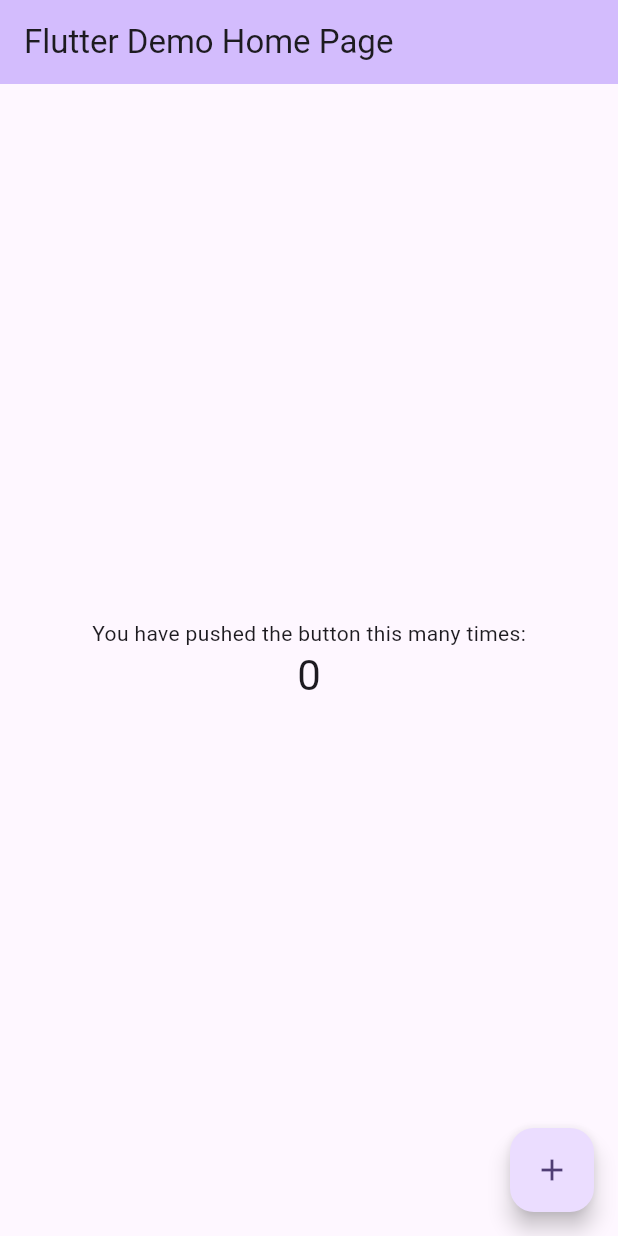
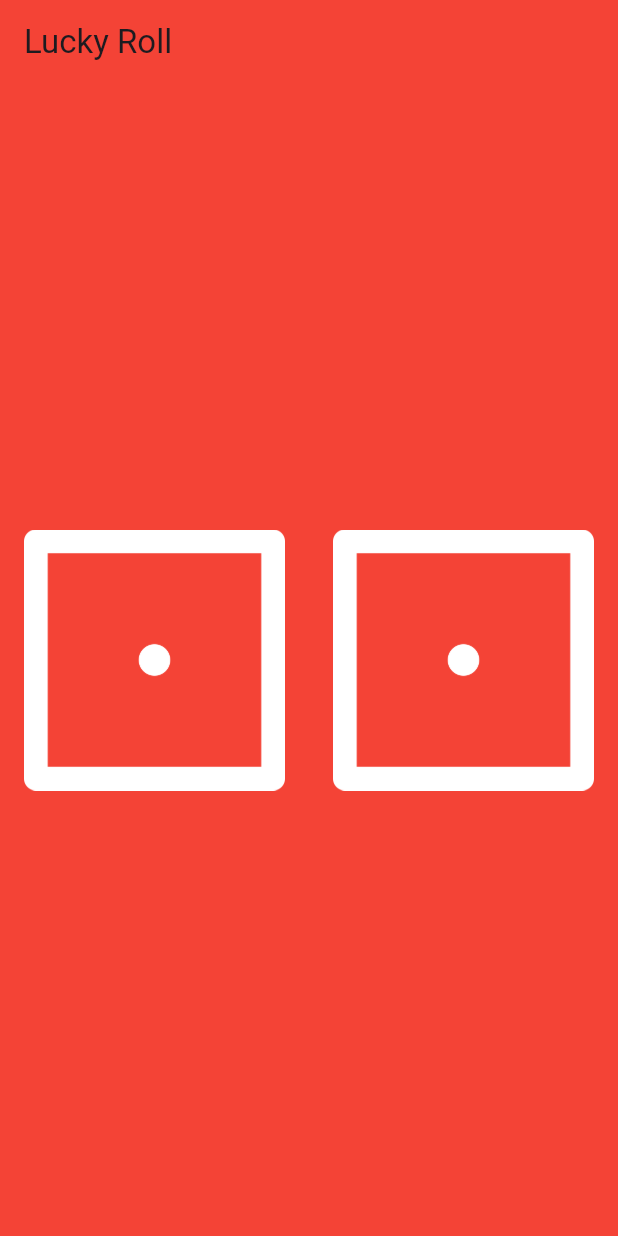
Before and after one commit to HerizoRand/luckyroll-flutter, a Flutter app: the screen it shows after launch, on a phone screen of 412 x 824 dp. Run offline on Flutter 3.47's test engine with Material 3 defaults, Android fonts, the phone set to English and light mode, and no system bars.

```diff
--- a/lib/main.dart
+++ b/lib/main.dart
@@ -11,112 +11,37 @@ class MyApp extends StatelessWidget {
   @override
   Widget build(BuildContext context) {
     return MaterialApp(
-      title: 'Flutter Demo',
-      theme: ThemeData(
-        // This is the theme of your application.
-        //
-        // TRY THIS: Try running your application with "flutter run". You'll see
-        // the application has a purple toolbar. Then, without quitting the app,
-        // try changing the seedColor in the colorScheme below to Colors.green
-        // and then invoke "hot reload" (save your changes or press the "hot
-        // reload" button in a Flutter-supported IDE, or press "r" if you used
-        // the command line to start the app).
-        //
-        // Notice that the counter didn't reset back to zero; the application
-        // state is not lost during the reload. To reset the state, use hot
-        // restart instead.
-        //
-        // This works for code too, not just values: Most code changes can be
-        // tested with just a hot reload.
-        colorScheme: ColorScheme.fromSeed(seedColor: Colors.deepPurple),
+      home: Scaffold(
+        backgroundColor: Colors.red,
+        appBar: AppBar(title: Text("Lucky Roll"), backgroundColor: Colors.red),
+        body: DiceApp(),
       ),
-      home: const MyHomePage(title: 'Flutter Demo Home Page'),
     );
   }
 }
 
-class MyHomePage extends StatefulWidget {
-  const MyHomePage({super.key, required this.title});
-
-  // This widget is the home page of your application. It is stateful, meaning
-  // that it has a State object (defined below) that contains fields that affect
-  // how it looks.
-
-  // This class is the configuration for the state. It holds the values (in this
-  // case the title) provided by the parent (in this case the App widget) and
-  // used by the build method of the State. Fields in a Widget subclass are
-  // always marked "final".
-
-  final String title;
-
-  @override
-  State<MyHomePage> createState() => _MyHomePageState();
-}
-
-class _MyHomePageState extends State<MyHomePage> {
-  int _counter = 0;
-
-  void _incrementCounter() {
-    setState(() {
-      // This call to setState tells the Flutter framework that something has
-      // changed in this State, which causes it to rerun the build method below
-      // so that the display can reflect the updated values. If we changed
-      // _counter without calling setState(), then the build method would not be
-      // called again, and so nothing would appear to happen.
-      _counter++;
-    });
-  }
+class DiceApp extends StatelessWidget {
+  const DiceApp({super.key});
 
   @override
   Widget build(BuildContext context) {
-    // This method is rerun every time setState is called, for instance as done
-    // by the _incrementCounter method above.
-    //
-    // The Flutter framework has been optimized to make rerunning build methods
-    // fast, so that you can just rebuild anything that needs updating rather
-    // than having to individually change instances of widgets.
-    return Scaffold(
-      appBar: AppBar(
-        // TRY THIS: Try changing the color here to a specific color (to
-        // Colors.amber, perhaps?) and trigger a hot reload to see the AppBar
-        // change color while the other colors stay the same.
-        backgroundColor: Theme.of(context).colorScheme.inversePrimary,
-        // Here we take the value from the MyHomePage object that was created by
-        // the App.build method, and use it to set our appbar title.
-        title: Text(widget.title),
+    return Center(
+      child: Row(
+        children: [
+          Expanded(
+            child: Padding(
+              padding: const EdgeInsets.all(16.0),
+              child: Image.asset('images/dice1.png'),
+            ),
+          ),
+          Expanded(
+            child: Padding(
+              padding: const EdgeInsets.all(16.0),
+              child: Image.asset('images/dice1.png'),
+            ),
+          ),
+        ],
       ),
-      body: Center(
-        // Center is a layout widget. It takes a single child and positions it
-        // in the middle of the parent.
-        child: Column(
-          // Column is also a layout widget. It takes a list of children and
-          // arranges them vertically. By default, it sizes itself to fit its
-          // children horizontally, and tries to be as tall as its parent.
-          //
-          // Column has various properties to control how it sizes itself and
-          // how it positions its children. Here we use mainAxisAlignment to
-          // center the children vertically; the main axis here is the vertical
-          // axis because Columns are vertical (the cross axis would be
-          // horizontal).
-          //
-          // TRY THIS: Invoke "debug painting" (choose the "Toggle Debug Paint"
-          // action in the IDE, or press "p" in the console), to see the
-          // wireframe for each widget.
-          mainAxisAlignment: MainAxisAlignment.center,
-          children: <Widget>[
-            const Text('You have pushed the button this many times:'),
-            Text(
-              '$_counter',
-              style: Theme.of(context).textTheme.headlineMedium,
-            ),
-          ],
-        ),
-      ),
-      floatingActionButton: FloatingActionButton(
-        onPressed: _incrementCounter,
-        tooltip: 'Increment',
-        child: const Icon(Icons.add),
-      ), // This trailing comma makes auto-formatting nicer for build methods.
     );
   }
 }
```
